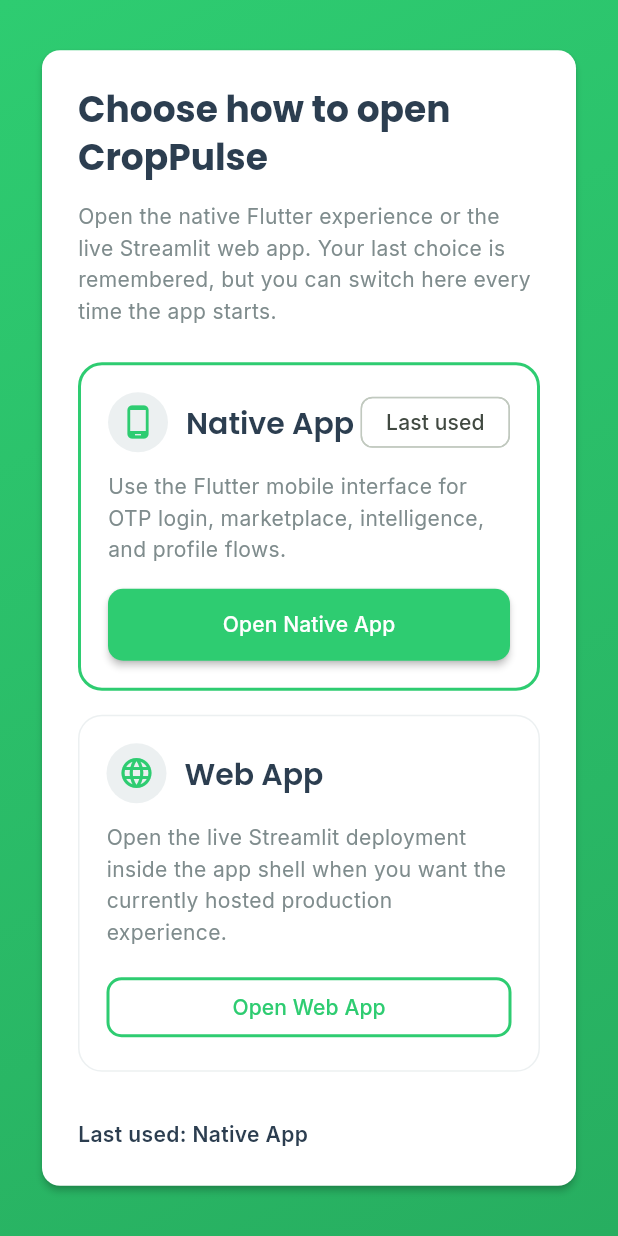
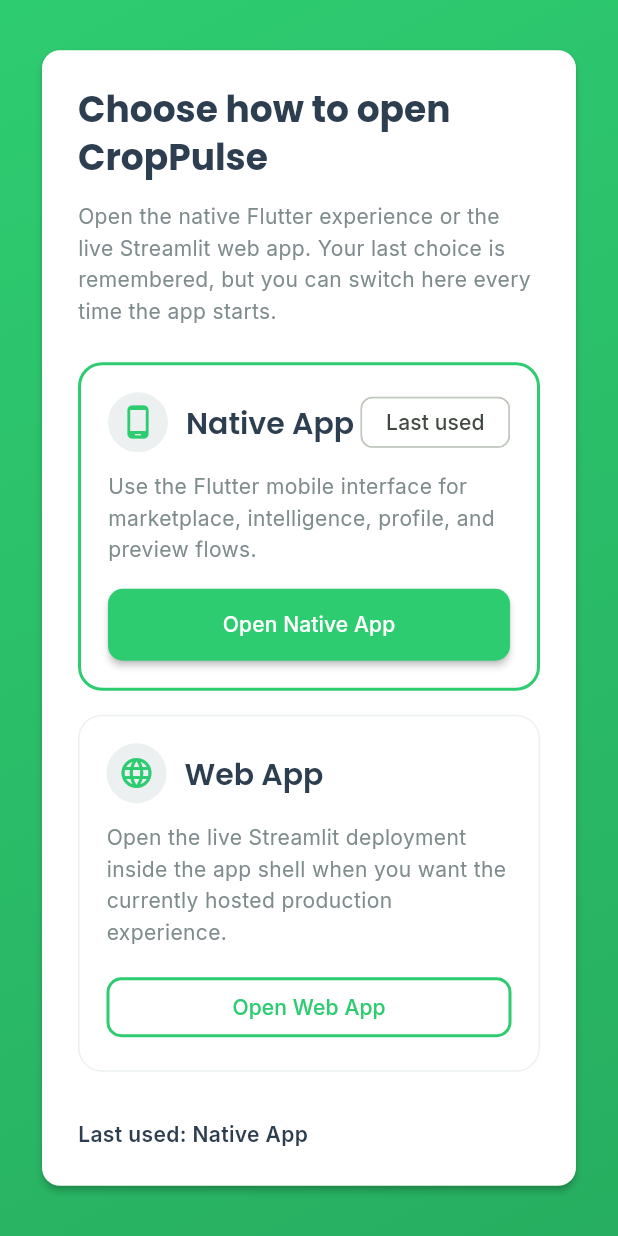
Before and after one commit to bixamtarala/corpplus, a Flutter app: the screen it shows after launch, on a phone screen of 412 x 824 dp. Run offline on Flutter 3.47's test engine with Material 3 defaults, Android fonts, the phone set to English and light mode, and no system bars; our stand-ins replace dio, flutter_riverpod, google_fonts, shared_preferences.

Commit message:
chore(mobile): refine preview mode copy

```diff
--- a/mobile_app_flutter/lib/providers/farmer_profile_provider.dart
+++ b/mobile_app_flutter/lib/providers/farmer_profile_provider.dart
@@ -56,7 +56,7 @@
     if (session == null || session.accessToken.isEmpty) {
       state = state.copyWith(
         profile: state.profile ?? _guestProfile(),
-        statusMessage: 'Guest mode: using a local farmer profile draft until login is added back.',
+        statusMessage: 'Preview mode: using a local farmer profile draft on this device.',
         clearError: true,
       );
       return;
@@ -94,7 +94,7 @@
     if (session == null || session.accessToken.isEmpty) {
       state = state.copyWith(
         profile: _guestProfile(request: request),
-        statusMessage: 'Guest mode: profile saved locally on this device.',
+        statusMessage: 'Preview mode: profile saved locally on this device.',
         clearError: true,
       );
       return;
--- a/mobile_app_flutter/lib/providers/marketplace_provider.dart
+++ b/mobile_app_flutter/lib/providers/marketplace_provider.dart
@@ -106,7 +106,7 @@
       );
       state = state.copyWith(
         sellOrders: [listing, ...state.sellOrders],
-        statusMessage: 'Guest mode: listing saved locally as a draft.',
+        statusMessage: 'Preview mode: listing saved locally as a draft.',
         clearError: true,
       );
       return;
@@ -148,7 +148,7 @@
       );
       state = state.copyWith(
         latestOffer: offer,
-        statusMessage: 'Guest mode: offer saved locally and ready for later backend sync.',
+        statusMessage: 'Preview mode: offer saved locally for later sync.',
         clearError: true,
       );
       return;
--- a/mobile_app_flutter/lib/screens/profile_screen.dart
+++ b/mobile_app_flutter/lib/screens/profile_screen.dart
@@ -113,10 +113,10 @@
             _buildMenuItem(Icons.favorite_border, 'Saved Listings', () {}),
             _buildMenuItem(Icons.settings, 'Settings', () {}),
             _buildMenuItem(Icons.help_outline, 'Help & Support', () {}),
-            _buildMenuItem(Icons.lock_outline, 'Authentication Coming Soon', () {
+            _buildMenuItem(Icons.lock_outline, 'Account Sync Coming Later', () {
               ScaffoldMessenger.of(context).showSnackBar(
                 const SnackBar(
-                  content: Text('Login is temporarily disabled while the mobile app is being finalized.'),
+                  content: Text('Account sync will be added after the core mobile experience is finalized.'),
                 ),
               );
             }),
--- a/mobile_app_flutter/lib/screens/startup_mode_selector_screen.dart
+++ b/mobile_app_flutter/lib/screens/startup_mode_selector_screen.dart
@@ -113,7 +113,7 @@
                           icon: Icons.phone_android,
                           title: 'Native App',
                           description:
-                              'Use the Flutter mobile interface for OTP login, marketplace, intelligence, and profile flows.',
+                              'Use the Flutter mobile interface for marketplace, intelligence, profile, and preview flows.',
                           isRecommended: _savedMode == AppLaunchMode.nativeApp,
                           buttonLabel: 'Open Native App',
                           onPressed: () => _openMode(AppLaunchMode.nativeApp),
```
